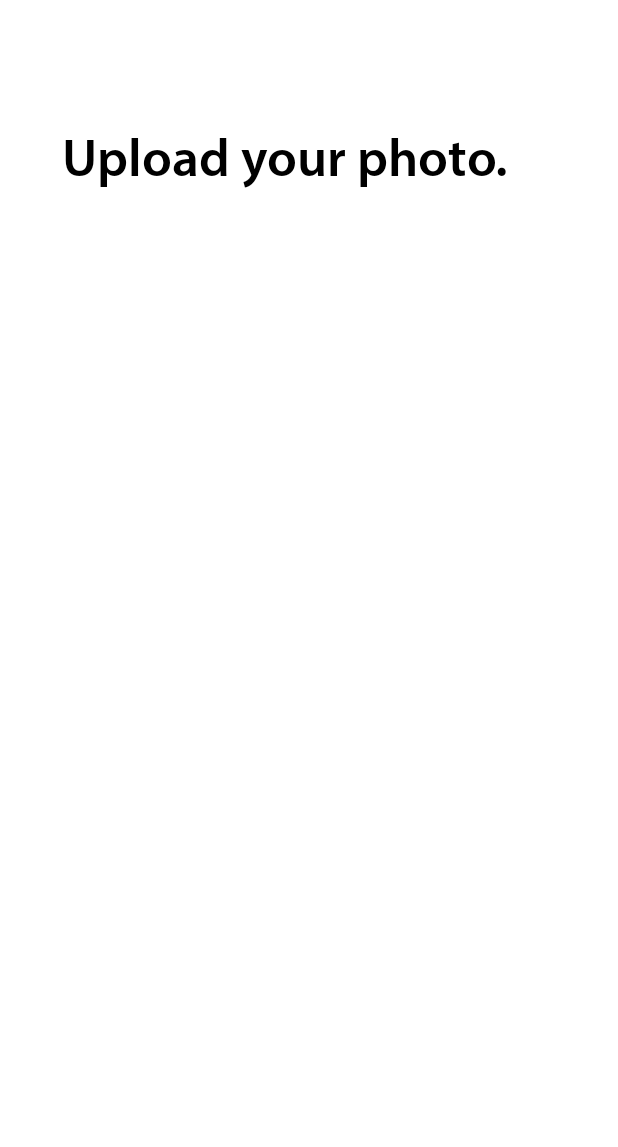
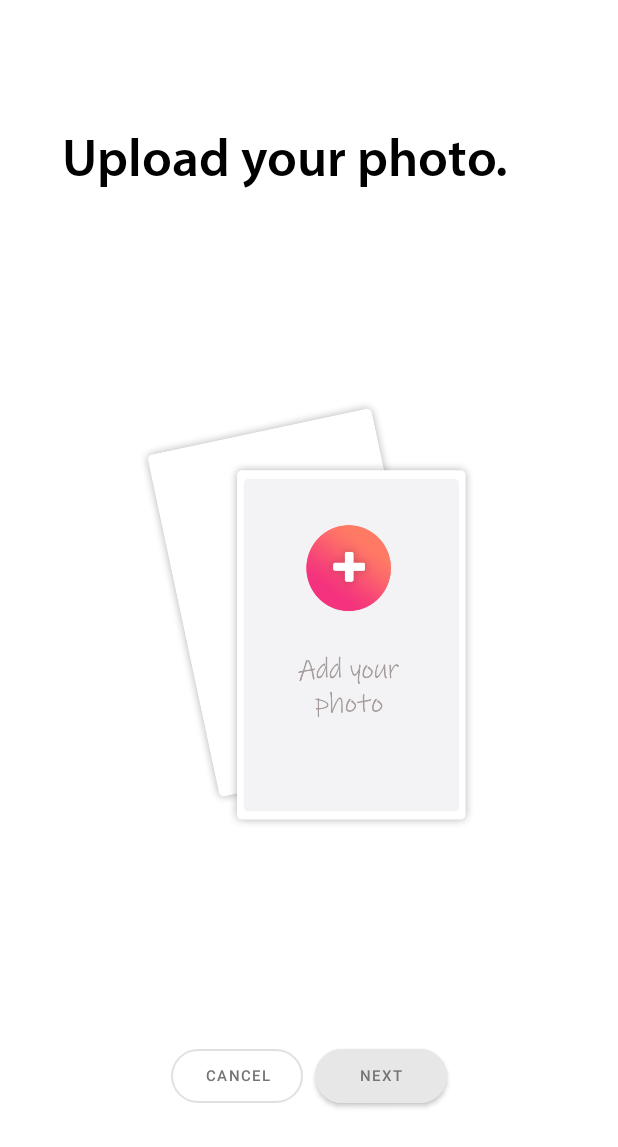
Before and after one commit to Is0git/CameraAPP, an Android app: the layout add_photo_fragment.xml on its own in the app's theme, with its tools: preview values and no code run, on a phone screen of 412 x 824 dp. Shown: the top 1147 px of the screen. Run offline under Robolectric (Android 15) with nearby library versions, the phone set to English and light mode, and no system bars.

Commit message:
upload photo layout

```diff
--- a/app/src/main/res/layout/add_photo_fragment.xml
+++ b/app/src/main/res/layout/add_photo_fragment.xml
@@ -40,11 +40,57 @@
             android:id="@+id/almost_done_text"
             android:layout_width="wrap_content"
             android:layout_height="wrap_content"
+            android:fontFamily="@font/myriadpro"
             android:text="@string/upload_your_photo"
+            android:textColor="@color/colorTextDark"
             android:textSize="@dimen/header_text_big"
+            app:layout_constraintBottom_toTopOf="@+id/add_photo_image"
             app:layout_constraintStart_toStartOf="@+id/left_guideline"
-            android:fontFamily="@font/myriadpro"
-            android:textColor="@color/colorTextDark"
-            app:layout_constraintTop_toTopOf="@+id/top_guidline" />
+            app:layout_constraintTop_toTopOf="@id/top_guidline" />
+
+        <ImageView
+            android:id="@+id/add_photo_image"
+            android:layout_width="0dp"
+            android:layout_height="0dp"
+            android:layout_marginStart="50dp"
+            android:layout_marginTop="50dp"
+            android:layout_marginEnd="50dp"
+            android:layout_marginBottom="50dp"
+            app:layout_constraintBottom_toTopOf="@+id/cancel_button"
+            app:layout_constraintEnd_toStartOf="@+id/right_guidline"
+            app:layout_constraintHorizontal_bias="0.5"
+            app:layout_constraintStart_toEndOf="@id/left_guideline"
+            app:layout_constraintTop_toBottomOf="@+id/almost_done_text"
+            app:srcCompat="@drawable/add_your_photos_card"
+            tools:ignore="ContentDescription" />
+
+        <Button
+            android:id="@+id/cancel_button"
+            style="@style/addPhotoButtonOutlined"
+            android:layout_width="wrap_content"
+            android:layout_height="wrap_content"
+            android:text="@string/cancel"
+            android:textColor="@color/colorGrey"
+            app:layout_constraintBottom_toBottomOf="@id/bottom_guideline"
+            app:layout_constraintEnd_toStartOf="@+id/next_button"
+            app:layout_constraintHorizontal_bias="0.5"
+            app:layout_constraintHorizontal_chainStyle="packed"
+            app:layout_constraintStart_toStartOf="@id/left_guideline"
+            app:layout_constraintTop_toBottomOf="@+id/add_photo_image" />
+
+        <Button
+            android:id="@+id/next_button"
+            style="@style/addPhotoButtonColored"
+            android:layout_width="wrap_content"
+            android:layout_height="wrap_content"
+            android:layout_marginStart="8dp"
+            android:backgroundTint="@color/colorLightGrey"
+            android:text="@string/next"
+            android:textColor="@color/colorGrey"
+            app:layout_constraintEnd_toEndOf="parent"
+            app:layout_constraintEnd_toStartOf="@+id/right_guidline"
+            app:layout_constraintHorizontal_bias="0.5"
+            app:layout_constraintStart_toEndOf="@+id/cancel_button"
+            app:layout_constraintTop_toTopOf="@+id/cancel_button" />
     </androidx.constraintlayout.widget.ConstraintLayout>
 </layout>
--- a/app/src/main/res/values/strings.xml
+++ b/app/src/main/res/values/strings.xml
@@ -23,5 +23,7 @@
     <string name="reset">RESET</string>
     <string name="share_your_photos_with_the_world">Share your photos with the world!</string>
     <string name="upload_your_photo">Upload your photo.</string>
+    <string name="cancel">CANCEL</string>
+    <string name="next">next</string>
 
 </resources>
--- a/app/src/main/res/values/styles.xml
+++ b/app/src/main/res/values/styles.xml
@@ -32,6 +32,16 @@
         <item name="android:textSize">20sp</item>
     </style>
 
+    <style name="addPhotoButtonOutlined" parent="Widget.MaterialComponents.Button.OutlinedButton">
+        <item name="cornerRadius">20dp</item>
+        <item name="android:textSize">10sp</item>
+    </style>
+
+    <style name="addPhotoButtonColored" parent="Widget.MaterialComponents.Button">
+        <item name="cornerRadius">20dp</item>
+        <item name="android:textSize">10sp</item>
+    </style>
+
     <style name="AppButton" parent="Widget.MaterialComponents.Button">
         <item name="cornerRadius">30dp</item>
     </style>
```
Also changed, not shown: app/src/main/res/drawable/add_your_photos_card.png (added).
